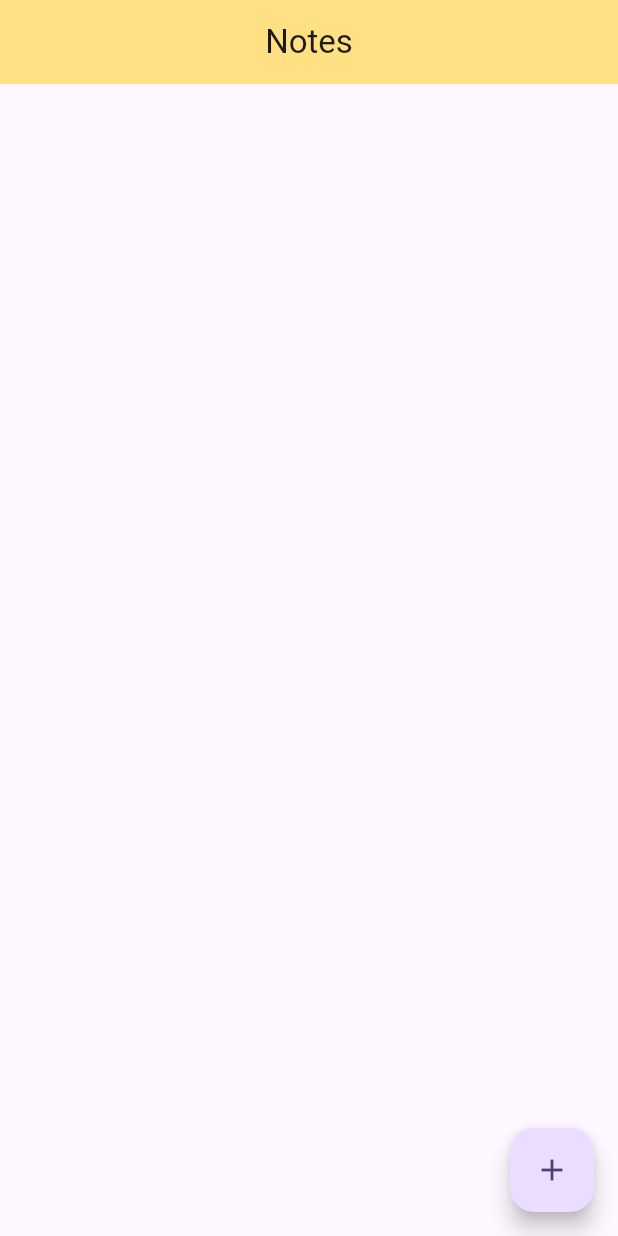
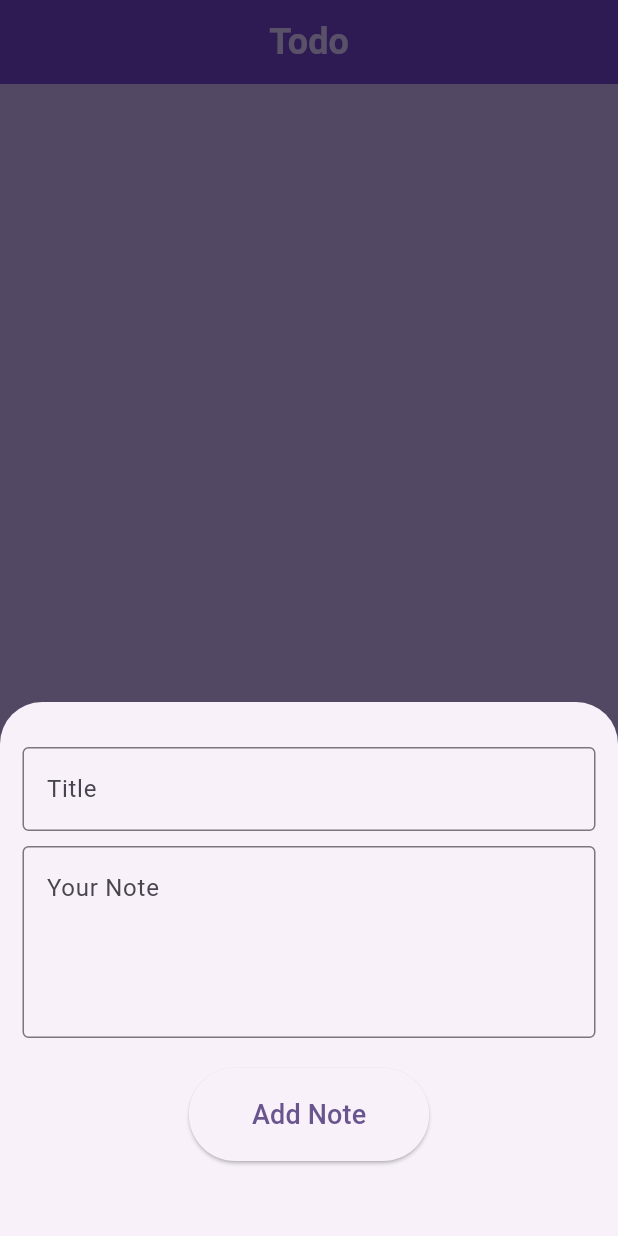
Before and after one commit to VikuDev69/todo, a Flutter app: the screen it shows after launch, after a tap on the "add" icon, on a phone screen of 412 x 824 dp. Run offline on Flutter 3.47's test engine with Material 2 defaults, Android fonts, the phone set to English and light mode, and no system bars; our stand-ins replace sqflite; accounts and stored records are empty.

Commit message:
Completed The Todo App

```diff
--- a/lib/pages/db_helper.dart
+++ b/lib/pages/db_helper.dart
@@ -20,7 +20,7 @@ class SQLHelper {
 
   static Future<int> createData(String title, String? desc) async {
     final db = await SQLHelper.db();
-    final data = {"tittle": title, "desc": desc};
+    final data = {"title": title, "desc": desc};
     final id = await db.insert("data", data,
         conflictAlgorithm: sql.ConflictAlgorithm.replace);
     return id;
--- a/lib/pages/homescreen.dart
+++ b/lib/pages/homescreen.dart
@@ -43,7 +43,9 @@ class _HomeScreenState extends State<HomeScreen> {
   Future<void> _deleteData(int id) async {
     await SQLHelper.deleteData(id);
     ScaffoldMessenger.of(context).showSnackBar(const SnackBar(
-        backgroundColor: Colors.redAccent, content: Text("Note Deleted :( ")));
+        duration: Duration(seconds: 1),
+        backgroundColor: Colors.black,
+        content: Text("Note Deleted :( ")));
     return _refreshData();
   }
 
@@ -51,46 +53,144 @@ class _HomeScreenState extends State<HomeScreen> {
   final TextEditingController _titleController = TextEditingController();
   final TextEditingController _descController = TextEditingController();
 
-
   void showBottomSheet(int? id) async {
-    if(id != null){
-      final existingData = _allData.firstWhere((element) => element['id']==id);
+// if id is not null then it will update other wise it will new data
+// when edit icon is pressed then the id will be given to bottomsheet function
+//and it will edit
+    if (id != null) {
+      final existingData =
+          _allData.firstWhere((element) => element['id'] == id);
       _titleController.text = existingData['title'];
       _descController.text = existingData['desc'];
     }
+    showModalBottomSheet(
+        elevation: 5,
+        isScrollControlled: true,
+        context: context,
+        builder: (_) => Container(
+              padding: EdgeInsets.only(
+                top: 30,
+                right: 15,
+                left: 15,
+                bottom: MediaQuery.of(context).viewInsets.bottom + 50,
+              ),
+              child: Column(
+                mainAxisSize: MainAxisSize.min,
+                crossAxisAlignment: CrossAxisAlignment.end,
+                children: [
+                  TextField(
+                    controller: _titleController,
+                    decoration: const InputDecoration(
+                        border: OutlineInputBorder(), hintText: "Title"),
+                  ),
+                  const SizedBox(height: 10),
+                  TextField(
+                    controller: _descController,
+                    maxLines: 4,
+                    decoration: const InputDecoration(
+                        border: OutlineInputBorder(), hintText: "Your Note"),
+                  ),
+                  const SizedBox(height: 20),
+                  Center(
+                    child: ElevatedButton(
+                      onPressed: () async {
+                        if (id == null) {
+                          await _addData();
+                        }
+                        if (id != null) {
+                          await _updateData(id);
+                        }
+                        _titleController.text = "";
+                        _descController.text = "";
+// It will hide bottom sheet
 
-
+                        Navigator.of(context).pop();
+                        print("data Added");
+                      },
+                      child: Padding(
+                        padding: const EdgeInsets.all(18),
+                        child: Text(
+                          id == null ? "Add Note" : "Update",
+                          style: const TextStyle(
+                              fontSize: 18, fontWeight: FontWeight.w500),
+                        ),
+                      ),
+                    ),
+                  )
+                ],
+              ),
+            ));
   }
 
   @override
   Widget build(BuildContext context) {
     return Scaffold(
+        backgroundColor: Colors.deepPurple.shade200,
         appBar: AppBar(
-          backgroundColor: Colors.amber.shade200,
-          title: Text("Notes"),
+          elevation: 0,
+          backgroundColor: Colors.deepPurple.shade500,
+          title: const Text(
+            "Todo",
+            style: TextStyle(
+                fontWeight: FontWeight.w700,
+                fontSize: 24,
+                color: Colors.white60),
+          ),
           centerTitle: true,
         ),
         body: _isLoading
-            ? Center(
+            ? const Center(
                 child: CircularProgressIndicator(),
               )
             : ListView.builder(
                 itemCount: _allData.length,
                 itemBuilder: (context, index) => Card(
-                  margin: EdgeInsets.all(15),
+                  margin: const EdgeInsets.all(15),
                   child: ListTile(
+                    tileColor: Colors.deepPurple.shade100,
+                    splashColor: Colors.deepPurple,
                     title: Padding(
-                      padding: EdgeInsets.symmetric(vertical: 5),
+                      padding: const EdgeInsets.symmetric(vertical: 5),
                       child: Text(
                         _allData[index]['title'],
-                        style: TextStyle(fontSize: 20),
+                        style: const TextStyle(
+                            fontSize: 20, fontWeight: FontWeight.w600),
                       ),
+                    ),
+                    subtitle: Text(_allData[index]['desc']),
+                    trailing: Row(
+                      mainAxisSize: MainAxisSize.min,
+                      children: [
+                        IconButton(
+                            onPressed: () {
+                              showBottomSheet(_allData[index]["id"]);
+                            },
+                            icon: const Icon(
+                              Icons.edit,
+                              color: Colors.deepPurple,
+                            )),
+                        IconButton(
+                            onPressed: () {
+                              _deleteData(_allData[index]['id']);
+                              print("data Deleted");
+                            },
+                            icon: const Icon(
+                              Icons.delete,
+                              color: Colors.red,
+                            )),
+                      ],
                     ),
                   ),
                 ),
               ),
-              floatingActionButton: FloatingActionButton(onPressed: () => showBottomSheet(null),
-          child: Icon(Icons.add,),
-    );
+        floatingActionButton: FloatingActionButton(
+          tooltip: "Add",
+          splashColor: Colors.deepPurple,
+          onPressed: () => showBottomSheet(null),
+          child: const Icon(
+            Icons.add,
+            size: 30,
+          ),
+        ));
   }
 }
```
Also changed, not shown: 39 other files.
